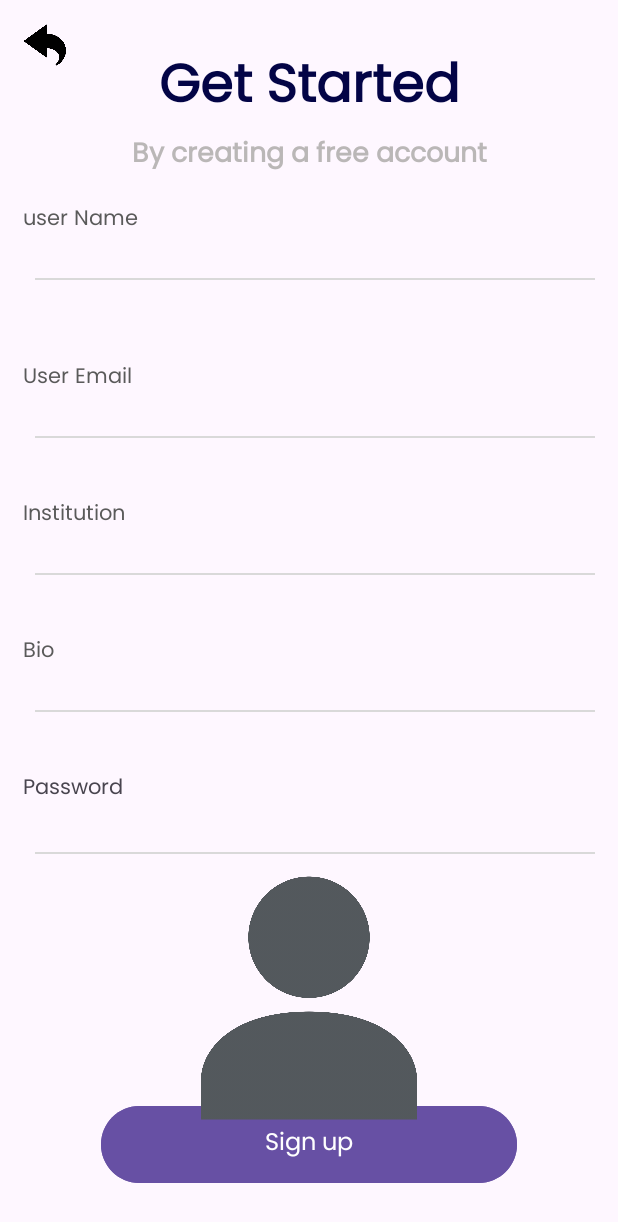
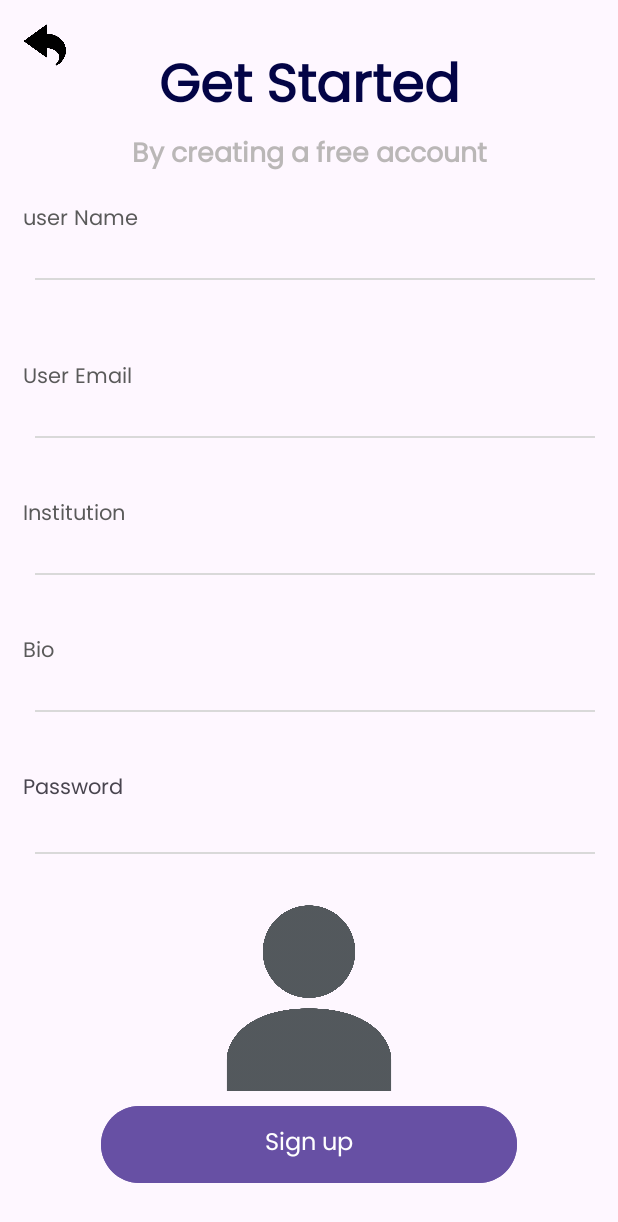
Before and after one commit to ConnectifyNow/Connectify-Mobile, an Android app: the SignUpVolunteerFragment screen opened through its navigation route, on a phone screen of 412 x 824 dp. Shown: the top 1222 px of the screen. Run offline under Robolectric (Android 15) with nearby library versions, the phone set to English and light mode, and no system bars; our stand-ins replace Firebase (no records; nobody signed in at launch, a user with empty details on screens opened directly), Picasso, Room's generated code, navigation-ui; libraries missing offline, so code that uses them is left out: com.firebase.geofire, org.osmdroid.config, org.osmdroid.tileprovider, org.osmdroid.util, org.osmdroid.views; pictures from the network do not load; 8 statements that could not run were skipped.

Commit message:
fix image

```diff
--- a/app/src/main/res/layout/fragment_sign_up_volunteer.xml
+++ b/app/src/main/res/layout/fragment_sign_up_volunteer.xml
@@ -119,8 +119,9 @@
         app:layout_constraintVertical_bias="0.805" />
 
     <androidx.constraintlayout.widget.ConstraintLayout
-        android:layout_width="wrap_content"
-        android:layout_height="180dp"
+        android:id="@+id/image_layout"
+        android:layout_width="189dp"
+        android:layout_height="137dp"
         android:layout_marginTop="8dp"
         android:layout_marginBottom="8dp"
         app:layout_constraintBottom_toTopOf="@+id/sign_up_volunteer_btn"
@@ -130,8 +131,8 @@
 
         <ImageView
             android:id="@+id/volunteerImage"
-            android:layout_width="wrap_content"
-            android:layout_height="wrap_content"
+            android:layout_width="189dp"
+            android:layout_height="137dp"
             android:contentDescription="@string/user_image"
             android:src="@drawable/user_avatar"
             app:layout_constraintEnd_toEndOf="parent"
@@ -148,6 +149,20 @@
             tools:layout_editor_absoluteX="20dp"
             tools:visibility="visible">
 
+            <com.airbnb.lottie.LottieAnimationView
+                android:id="@+id/lottieAnimationView"
+                android:layout_width="80dp"
+                android:layout_height="80dp"
+                android:layout_margin="16dp"
+                app:layout_constraintBottom_toBottomOf="parent"
+                app:layout_constraintEnd_toEndOf="parent"
+                app:layout_constraintStart_toStartOf="parent"
+                app:layout_constraintTop_toTopOf="parent"
+                app:layout_constraintVertical_bias="0.354"
+                app:lottie_autoPlay="true"
+                app:lottie_loop="true"
+                app:lottie_rawRes="@raw/loading" />
+
             <TextView
                 android:id="@+id/textView3"
                 android:layout_width="match_parent"
```
